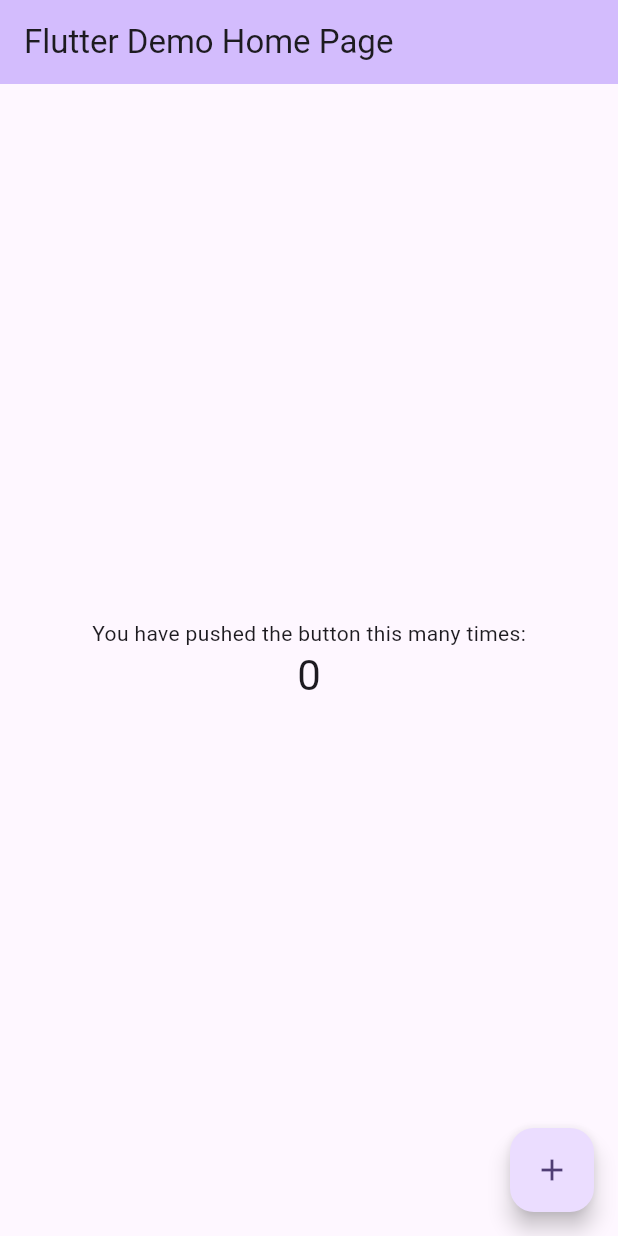
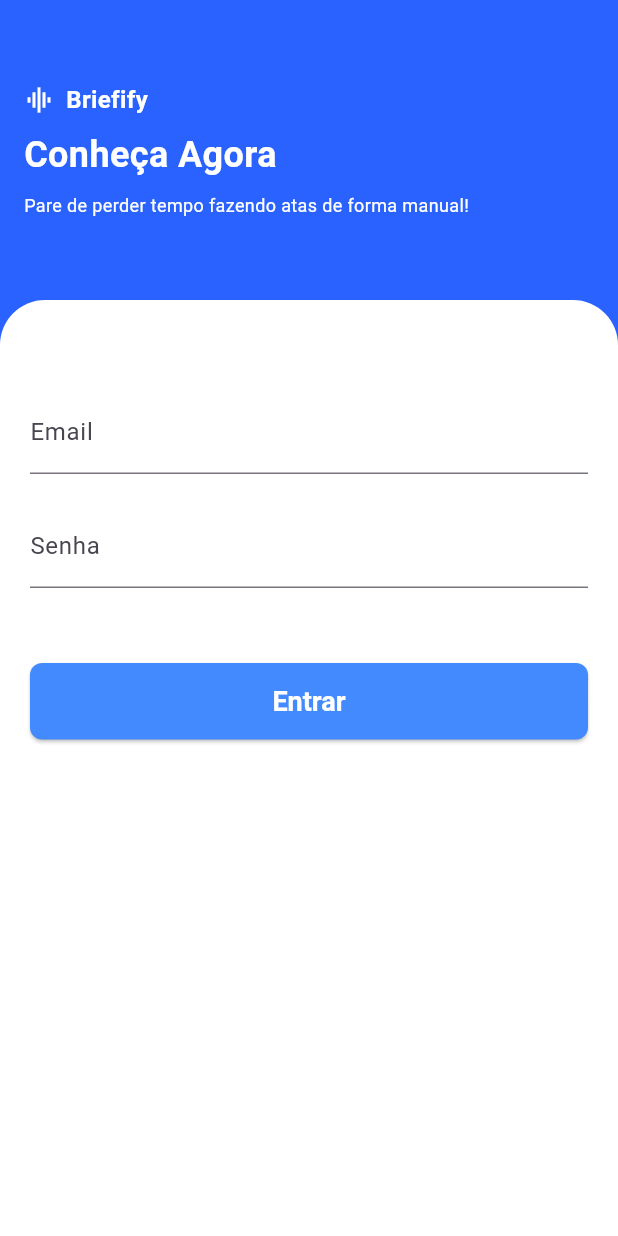
Before and after one commit to 4-ANO-COMP-IMT/briefify, a Flutter app: the screen it shows after launch, on a phone screen of 412 x 824 dp. Run offline on Flutter 3.47's test engine with Material 3 defaults, Android fonts, the phone set to English and light mode, and no system bars.

Commit message:
feat(flutter): login page connected with `ms`

```diff
--- a/flutter_front/lib/main.dart
+++ b/flutter_front/lib/main.dart
@@ -1,4 +1,7 @@
+import 'dart:developer';
 import 'package:flutter/material.dart';
+import 'package:http/http.dart' as http;
+import 'dart:convert';
 
 void main() {
   runApp(const MyApp());
@@ -7,119 +10,229 @@
 class MyApp extends StatelessWidget {
   const MyApp({super.key});
 
-  // This widget is the root of your application.
   @override
   Widget build(BuildContext context) {
     return MaterialApp(
-      title: 'Flutter Demo',
+      title: 'Login Demo',
       theme: ThemeData(
-        // This is the theme of your application.
-        //
-        // TRY THIS: Try running your application with "flutter run". You'll see
-        // the application has a purple toolbar. Then, without quitting the app,
-        // try changing the seedColor in the colorScheme below to Colors.green
-        // and then invoke "hot reload" (save your changes or press the "hot
-        // reload" button in a Flutter-supported IDE, or press "r" if you used
-        // the command line to start the app).
-        //
-        // Notice that the counter didn't reset back to zero; the application
-        // state is not lost during the reload. To reset the state, use hot
-        // restart instead.
-        //
-        // This works for code too, not just values: Most code changes can be
-        // tested with just a hot reload.
-        colorScheme: ColorScheme.fromSeed(seedColor: Colors.deepPurple),
-        useMaterial3: true,
+        primarySwatch: Colors.blue,
       ),
-      home: const MyHomePage(title: 'Flutter Demo Home Page'),
+      home: const LoginScreen(),
     );
   }
 }
 
-class MyHomePage extends StatefulWidget {
-  const MyHomePage({super.key, required this.title});
-
-  // This widget is the home page of your application. It is stateful, meaning
-  // that it has a State object (defined below) that contains fields that affect
-  // how it looks.
-
-  // This class is the configuration for the state. It holds the values (in this
-  // case the title) provided by the parent (in this case the App widget) and
-  // used by the build method of the State. Fields in a Widget subclass are
-  // always marked "final".
-
-  final String title;
+class LoginScreen extends StatefulWidget {
+  const LoginScreen({super.key});
 
   @override
-  State<MyHomePage> createState() => _MyHomePageState();
+  // ignore: library_private_types_in_public_api
+  _LoginScreenState createState() => _LoginScreenState();
 }
 
-class _MyHomePageState extends State<MyHomePage> {
-  int _counter = 0;
+class _LoginScreenState extends State<LoginScreen> {
+  final TextEditingController _usernameController = TextEditingController();
+  final TextEditingController _passwordController = TextEditingController();
 
-  void _incrementCounter() {
+  bool _isLoading = false;
+
+  Future<void> _login() async {
     setState(() {
-      // This call to setState tells the Flutter framework that something has
-      // changed in this State, which causes it to rerun the build method below
-      // so that the display can reflect the updated values. If we changed
-      // _counter without calling setState(), then the build method would not be
-      // called again, and so nothing would appear to happen.
-      _counter++;
+      _isLoading = true;
     });
+
+    final String email =
+        _usernameController.text; // Changed from username to email
+    final String password = _passwordController.text;
+
+    log('data: $email, $password');
+
+    // Update the URL to your endpoint
+    const String url =
+        'http://localhost:4000/sign-in'; // Use http instead of https for localhost
+
+    try {
+      final response = await http.post(
+        Uri.parse(url),
+        headers: <String, String>{
+          'Content-Type': 'application/json; charset=UTF-8',
+        },
+        body: jsonEncode(<String, String>{
+          'email': email, // Key changed from 'username' to 'email'
+          'password': password,
+        }),
+      );
+
+      if (response.statusCode == 200) {
+        // Successful login
+        Navigator.push(
+          // ignore: use_build_context_synchronously
+          context,
+          MaterialPageRoute(builder: (context) => const HomePage()),
+        );
+      } else {
+        // Login failed
+        showDialog(
+          // ignore: use_build_context_synchronously
+          context: context,
+          builder: (context) {
+            return AlertDialog(
+              title: const Text('Login Failed'),
+              content: Text(
+                  jsonDecode(response.body)['error'] ?? 'Invalid credentials.'),
+              actions: [
+                TextButton(
+                  onPressed: () => Navigator.pop(context),
+                  child: const Text('OK'),
+                ),
+              ],
+            );
+          },
+        );
+      }
+    } catch (e) {
+      // Handle error
+      print('Error: $e');
+    } finally {
+      setState(() {
+        _isLoading = false;
+      });
+    }
   }
 
   @override
   Widget build(BuildContext context) {
-    // This method is rerun every time setState is called, for instance as done
-    // by the _incrementCounter method above.
-    //
-    // The Flutter framework has been optimized to make rerunning build methods
-    // fast, so that you can just rebuild anything that needs updating rather
-    // than having to individually change instances of widgets.
     return Scaffold(
-      appBar: AppBar(
-        // TRY THIS: Try changing the color here to a specific color (to
-        // Colors.amber, perhaps?) and trigger a hot reload to see the AppBar
-        // change color while the other colors stay the same.
-        backgroundColor: Theme.of(context).colorScheme.inversePrimary,
-        // Here we take the value from the MyHomePage object that was created by
-        // the App.build method, and use it to set our appbar title.
-        title: Text(widget.title),
-      ),
-      body: Center(
-        // Center is a layout widget. It takes a single child and positions it
-        // in the middle of the parent.
-        child: Column(
-          // Column is also a layout widget. It takes a list of children and
-          // arranges them vertically. By default, it sizes itself to fit its
-          // children horizontally, and tries to be as tall as its parent.
-          //
-          // Column has various properties to control how it sizes itself and
-          // how it positions its children. Here we use mainAxisAlignment to
-          // center the children vertically; the main axis here is the vertical
-          // axis because Columns are vertical (the cross axis would be
-          // horizontal).
-          //
-          // TRY THIS: Invoke "debug painting" (choose the "Toggle Debug Paint"
-          // action in the IDE, or press "p" in the console), to see the
-          // wireframe for each widget.
-          mainAxisAlignment: MainAxisAlignment.center,
-          children: <Widget>[
-            const Text(
-              'You have pushed the button this many times:',
-            ),
-            Text(
-              '$_counter',
-              style: Theme.of(context).textTheme.headlineMedium,
-            ),
-          ],
+      backgroundColor: Colors.blueAccent[700]!,
+      body: SafeArea(
+        top: true,
+        bottom: false,
+        left: false,
+        right: false,
+        child: Container(
+          color: Colors.blueAccent[700]!,
+          child: Column(
+            children: [
+              Container(
+                height: 200,
+                padding: const EdgeInsets.all(16),
+                child: const Column(
+                  mainAxisAlignment: MainAxisAlignment.center,
+                  crossAxisAlignment: CrossAxisAlignment.start,
+                  children: [
+                    Row(
+                      children: [
+                        Icon(
+                          Icons.multitrack_audio, // Audio icon
+                          color: Colors.white,
+                          size: 20,
+                        ),
+                        SizedBox(width: 8),
+                        Text(
+                          'Briefify',
+                          style: TextStyle(
+                            color: Colors.white,
+                            fontSize: 16,
+                            fontWeight: FontWeight.bold,
+                          ),
+                        ),
+                      ],
+                    ),
+                    SizedBox(height: 8),
+                    Text(
+                      'Conheça Agora',
+                      style: TextStyle(
+                        color: Colors.white,
+                        fontSize: 24,
+                        fontWeight: FontWeight.bold,
+                      ),
+                    ),
+                    SizedBox(height: 8),
+                    Text(
+                      'Pare de perder tempo fazendo atas de forma manual!',
+                      style: TextStyle(
+                        color: Colors.white,
+                        fontSize: 12,
+                        fontWeight: FontWeight.w400,
+                      ),
+                    ),
+                  ],
+                ),
+              ),
+              Expanded(
+                child: Container(
+                  decoration: const BoxDecoration(
+                    color: Colors.white,
+                    borderRadius: BorderRadius.only(
+                      topLeft: Radius.circular(30),
+                      topRight: Radius.circular(30),
+                    ),
+                  ),
+                  padding: const EdgeInsets.only(
+                    top: 60,
+                    left: 20,
+                    right: 20,
+                  ),
+                  child: Column(
+                    children: [
+                      TextField(
+                        controller: _usernameController,
+                        decoration: const InputDecoration(labelText: 'Email'),
+                      ),
+                      const SizedBox(height: 20),
+                      TextField(
+                        controller: _passwordController,
+                        decoration: const InputDecoration(labelText: 'Senha'),
+                        obscureText: true,
+                      ),
+                      const SizedBox(height: 50),
+                      _isLoading
+                          ? const CircularProgressIndicator()
+                          : Container(
+                              width: double.infinity,
+                              child: ElevatedButton(
+                                style: ElevatedButton.styleFrom(
+                                  foregroundColor: Colors.white,
+                                  backgroundColor: Colors.blueAccent,
+                                  padding: const EdgeInsets.symmetric(
+                                      horizontal: 50, vertical: 15),
+                                  textStyle: const TextStyle(
+                                    fontSize: 18,
+                                    fontWeight: FontWeight.bold,
+                                  ),
+                                  shape: RoundedRectangleBorder(
+                                    borderRadius: BorderRadius.circular(8),
+                                  ),
+                                ),
+                                onPressed:
+                                    _login, // Call the _login method here
+                                child: const Text('Entrar'),
+                              ),
+                            ),
+                    ],
+                  ),
+                ),
+              ),
+            ],
+          ),
         ),
       ),
-      floatingActionButton: FloatingActionButton(
-        onPressed: _incrementCounter,
-        tooltip: 'Increment',
-        child: const Icon(Icons.add),
-      ), // This trailing comma makes auto-formatting nicer for build methods.
     );
   }
 }
+
+class HomePage extends StatelessWidget {
+  const HomePage({super.key});
+
+  @override
+  Widget build(BuildContext context) {
+    return Scaffold(
+      appBar: AppBar(
+        title: const Text('Página Inicial'),
+      ),
+      body: const Center(
+        child: Text('Bem-vindo!'),
+      ),
+    );
+  }
+}
--- a/flutter_front/pubspec.yaml
+++ b/flutter_front/pubspec.yaml
@@ -35,6 +35,7 @@ dependencies:
   # The following adds the Cupertino Icons font to your application.
   # Use with the CupertinoIcons class for iOS style icons.
   cupertino_icons: ^1.0.8
+  http: ^1.2.2
 
 dev_dependencies:
   flutter_test:
```
Also changed, not shown: flutter_front/pubspec.lock.
